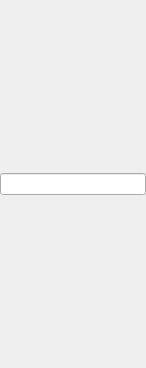
Old version of the form src/sessionmanagerwidget/sessionmanagerwidget.ui in the repository QQxiaoming/quardCRT.
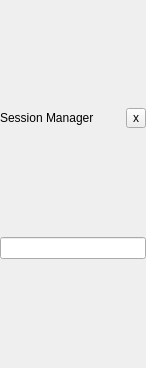
New version of the form.

What changed in the file:
```diff
--- a/src/sessionmanagerwidget/sessionmanagerwidget.ui
+++ b/src/sessionmanagerwidget/sessionmanagerwidget.ui
@@ -35,6 +35,36 @@
    <property name="bottomMargin">
     <number>0</number>
    </property>
+   <item>
+    <layout class="QHBoxLayout" name="horizontalLayout">
+     <item>
+      <widget class="QLabel" name="label">
+       <property name="text">
+        <string>Session Manager</string>
+       </property>
+      </widget>
+     </item>
+     <item>
+      <widget class="QToolButton" name="toolButtonClose">
+       <property name="sizePolicy">
+        <sizepolicy hsizetype="Fixed" vsizetype="Fixed">
+         <horstretch>0</horstretch>
+         <verstretch>0</verstretch>
+        </sizepolicy>
+       </property>
+       <property name="maximumSize">
+        <size>
+         <width>20</width>
+         <height>20</height>
+        </size>
+       </property>
+       <property name="text">
+        <string>x</string>
+       </property>
+      </widget>
+     </item>
+    </layout>
+   </item>
    <item>
     <widget class="QLineEdit" name="lineEdit"/>
    </item>
```
